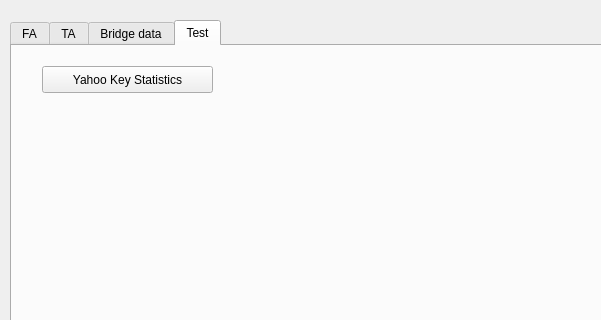
Above: importdata.ui from ralex1975/jackStock before the change; both pictures show x 0 to 601 and y 0 to 320 of the 1098 by 599 pixel window. Below: the same form after it.
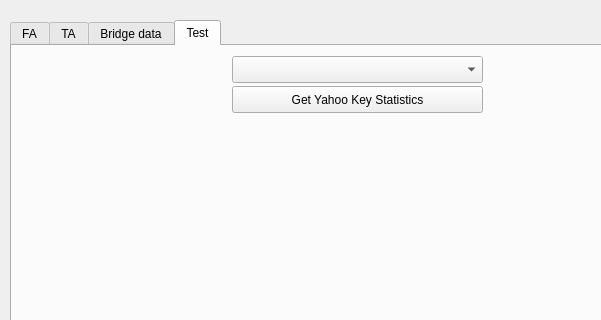
That is the form after the change. Custom widgets are drawn as their Qt base class.

Commit message: add YahooKeyStatistics communication

```diff
--- a/importdata.ui
+++ b/importdata.ui
@@ -316,14 +316,24 @@
     <widget class="QPushButton" name="pushButton">
      <property name="geometry">
       <rect>
-       <x>30</x>
-       <y>20</y>
-       <width>171</width>
+       <x>220</x>
+       <y>40</y>
+       <width>251</width>
        <height>27</height>
       </rect>
      </property>
      <property name="text">
-      <string>Yahoo Key Statistics</string>
+      <string>Get Yahoo Key Statistics</string>
+     </property>
+    </widget>
+    <widget class="QComboBox" name="stockListComboBoxSqrt">
+     <property name="geometry">
+      <rect>
+       <x>220</x>
+       <y>10</y>
+       <width>251</width>
+       <height>27</height>
+      </rect>
      </property>
     </widget>
    </widget>
```
The commit also changes 39 other files.
